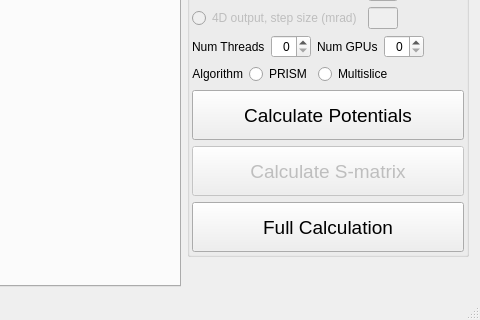
Before: the Qt Designer form Qt/prismmainwindow.ui in prism-em/prismatic, drawn with Qt 5; both pictures show x 520 to 1000 and y 565 to 885 of the 1000 by 885 pixel window.
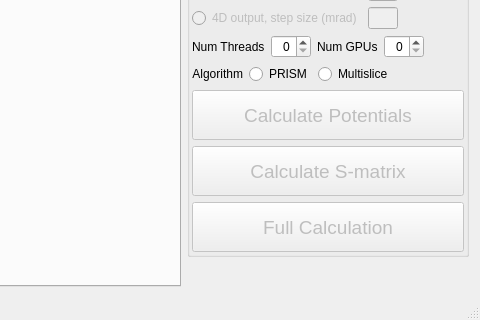
After: the same form once the commit is applied. The open tabs and pages were chosen to show the change.

```diff
--- a/Qt/prismmainwindow.ui
+++ b/Qt/prismmainwindow.ui
@@ -1637,7 +1637,7 @@
              <item>
               <widget class="QPushButton" name="btn_calcPotential">
                <property name="enabled">
-                <bool>true</bool>
+                <bool>false</bool>
                </property>
                <property name="minimumSize">
                 <size>
@@ -1678,6 +1678,9 @@
              </item>
              <item>
               <widget class="QPushButton" name="btn_go">
+               <property name="enabled">
+                <bool>false</bool>
+               </property>
                <property name="minimumSize">
                 <size>
                  <width>0</width>
```
Left out of the diff: 24 changed lines with no effect on the pictures.
